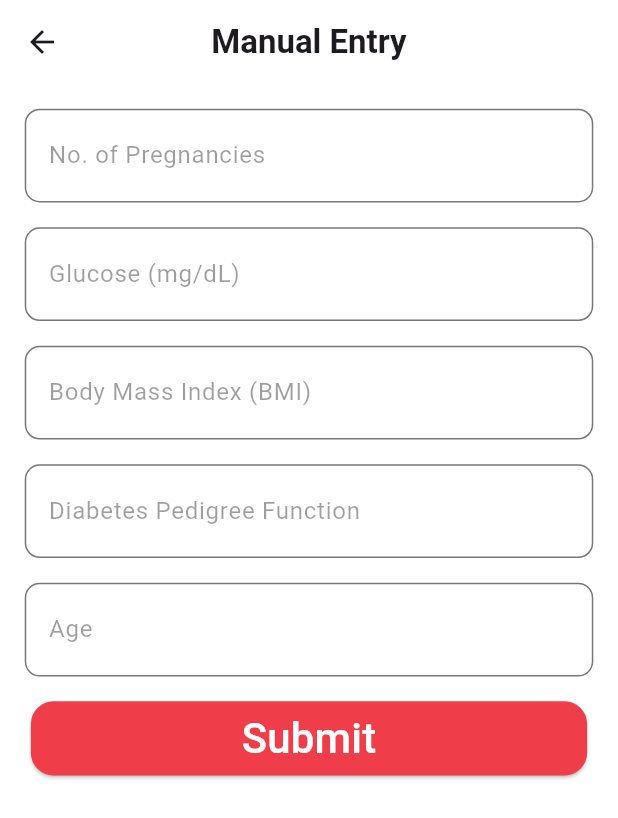
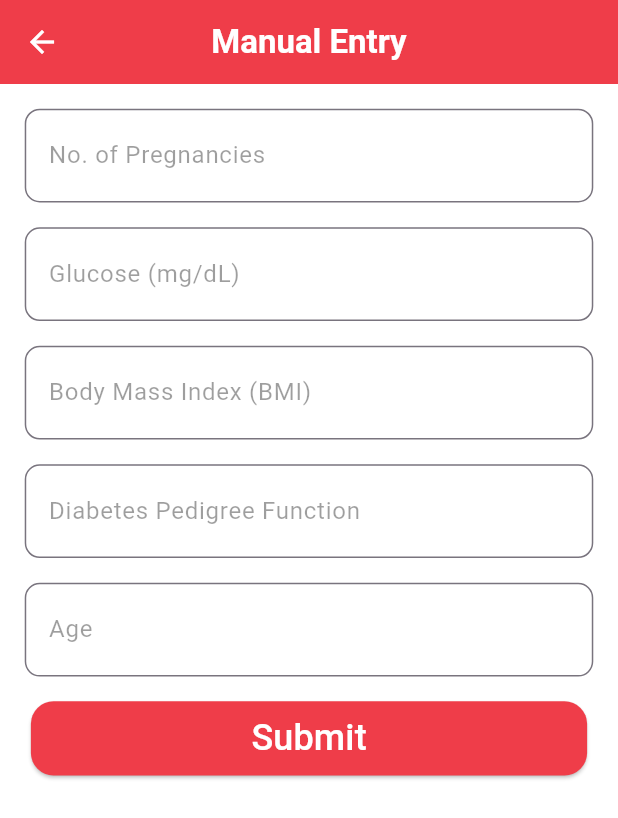
Before and after one commit to aryamanshrivastava/Health_Sphere, a Flutter app: the ManualEntryDiabetes screen opened directly, on a phone screen of 412 x 824 dp. Shown: the top 818 px of the screen. Run offline on Flutter 3.47's test engine with Material 3 defaults, Android fonts, the phone set to English and light mode, and no system bars; our stand-ins replace cloud_firestore, firebase_auth, firebase_core, firebase_storage, flutter_spinkit, image_picker and 2 more; accounts and stored records are empty.

Commit message:
UI changes made

```diff
--- a/lib/screens/diabetes/manual_entry_diabeties.dart
+++ b/lib/screens/diabetes/manual_entry_diabeties.dart
@@ -48,12 +48,13 @@ class ManualEntryDiabetesState extends State<ManualEntryDiabetes> {
     return Scaffold(
       backgroundColor: Colors.white,
       appBar: AppBar(
-        backgroundColor: Colors.white,
+        backgroundColor: Color(0xFFEF3D49),
         title: const Text(
           'Manual Entry',
-          style: TextStyle(fontWeight: FontWeight.bold),
+          style: TextStyle(fontWeight: FontWeight.bold, color: Colors.white),
         ),
         centerTitle: true,
+        iconTheme: IconThemeData(color: Colors.white),
       ),
       body: Form(
         key: formKey,
@@ -108,7 +109,7 @@ class ManualEntryDiabetesState extends State<ManualEntryDiabetes> {
                     ),
                   ),
                   child: const Text('Submit',
-                      style: TextStyle(color: Colors.white, fontSize: 28)),
+                      style: TextStyle(color: Colors.white, fontSize: 24)),
                 ),
                 _sizedBox(screenHeight),
                 Center(
```
Also changed, not shown: lib/screens/liver/manual_entry_liver.dart (+4 -3 lines).
